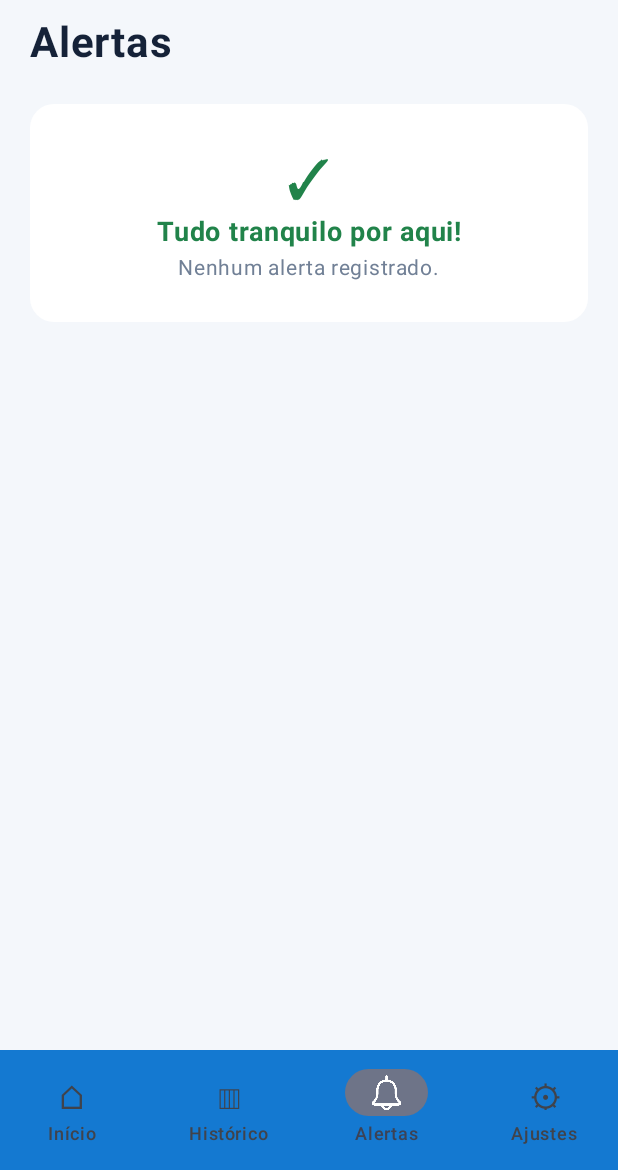
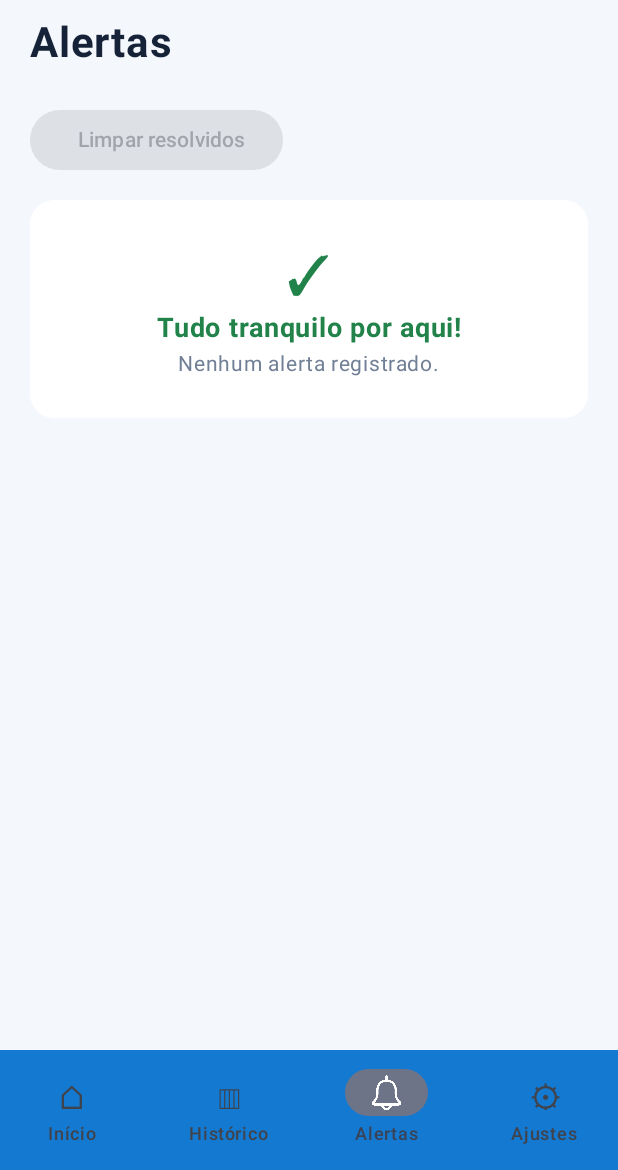
Before and after one commit to DanSantosb/WaterTank-System, an Android app built with Jetpack Compose: the screen it shows after launch (MainActivity), item 3 of the bottom bar chosen, on a phone screen of 412 x 824 dp, the part 66-1236 px from its top. Run offline under Robolectric (Android 15) with nearby library versions, the phone set to English and light mode, and no system bars.

Commit message:
Botão para limpar alertas resolvidos

```diff
--- a/app/src/main/java/com/example/watertank/MainActivity.kt
+++ b/app/src/main/java/com/example/watertank/MainActivity.kt
@@ -50,6 +50,7 @@ import androidx.compose.material3.ExperimentalMaterial3Api
 import androidx.compose.material3.ExposedDropdownMenuBox
 import androidx.compose.material3.ExposedDropdownMenuDefaults
 import java.util.Locale
+import androidx.compose.material3.ButtonDefaults
 
 import com.example.watertank.ui.theme.WATERTANKTheme
 
@@ -93,7 +94,10 @@ class MainActivity : ComponentActivity() {
                     alertas = alertas,
                     statusConexao = statusConexao,
                     onConectar = { solicitarConexaoBluetooth() },
-                    onDesconectar = { desconectarBluetooth() }
+                    onDesconectar = { desconectarBluetooth() },
+                    onLimparAlertasResolvidos = {
+                        alertas = alertas.filter { it.ativo }
+                    }
                 )
             }
         }
@@ -179,7 +183,7 @@ class MainActivity : ComponentActivity() {
         // Temperatura acima de 35 °C
         atualizarAlerta(
             chave = "temperatura",
-            disparou = dados.temperatura?.let { it > 35.0 },
+            disparou = dados.temperatura?.let { it > 30.0 },
             titulo = "Água muito quente",
             descricao = "Temperatura acima do limite de 35 °C.",
             gravidade = "Alta"
@@ -628,7 +632,8 @@ fun HomeScreen(
     statusConexao: String,
     alertas: List<Alerta>,
     onConectar: () -> Unit,
-    onDesconectar: () -> Unit
+    onDesconectar: () -> Unit,
+    onLimparAlertasResolvidos: () -> Unit
 ) {
     var paginaSelecionada by rememberSaveable {
         mutableIntStateOf(0)
@@ -703,7 +708,10 @@ fun HomeScreen(
             when (paginaSelecionada) {
                 0 -> InicioContent(dados = dados.copy(capacidadeLitros = capacidadeLitros))
                 1 -> HistoricoContent()
-                2 -> AlertasContent(alertas = alertas)
+                2 -> AlertasContent(
+                    alertas = alertas,
+                    onLimparAlertasResolvidos = onLimparAlertasResolvidos
+                )
                 3 -> ConfiguracoesContent(
                     estadoSelecionado = estadoSelecionado,
                     onEstadoSelecionado = {
@@ -760,10 +768,31 @@ fun HistoricoContent() {
     }
 }
 
+
 @Composable
-fun AlertasContent(alertas: List<Alerta>) {
+fun AlertasContent(
+    alertas: List<Alerta>,
+    onLimparAlertasResolvidos: () -> Unit
+) {
+    val existemResolvidos = alertas.any { !it.ativo }
 
     PaginaBase(titulo = "Alertas") {
+
+        Button(
+            onClick = onLimparAlertasResolvidos,
+            enabled = existemResolvidos,
+            colors = ButtonDefaults.buttonColors(
+                containerColor = Color.Red,
+                contentColor = Color.White
+            )
+        ) {
+
+            Spacer(modifier = Modifier.width(8.dp))
+
+            Text("Limpar resolvidos")
+        }
+
+        Spacer(modifier = Modifier.height(16.dp))
 
         if (alertas.isEmpty()) {
 
@@ -830,17 +859,14 @@ fun AlertasContent(alertas: List<Alerta>) {
                     shape = RoundedCornerShape(16.dp),
                     elevation = CardDefaults.cardElevation(2.dp)
                 ) {
-
                     Column(
                         modifier = Modifier.padding(16.dp)
                     ) {
-
                         Row(
                             modifier = Modifier.fillMaxWidth(),
                             horizontalArrangement = Arrangement.SpaceBetween,
                             verticalAlignment = Alignment.CenterVertically
                         ) {
-
                             Text(
                                 text = alerta.titulo,
                                 fontWeight = FontWeight.Bold,
@@ -874,7 +900,6 @@ fun AlertasContent(alertas: List<Alerta>) {
                             modifier = Modifier.fillMaxWidth(),
                             horizontalArrangement = Arrangement.SpaceBetween
                         ) {
-
                             Text(
                                 text = "Gravidade: ${alerta.gravidade}",
                                 color = corAlerta,
@@ -894,6 +919,7 @@ fun AlertasContent(alertas: List<Alerta>) {
         }
     }
 }
+
 
 
 
```
